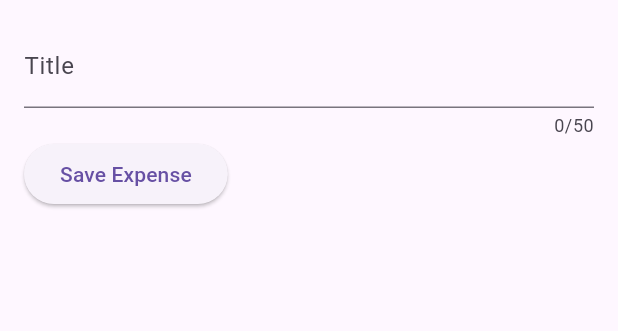
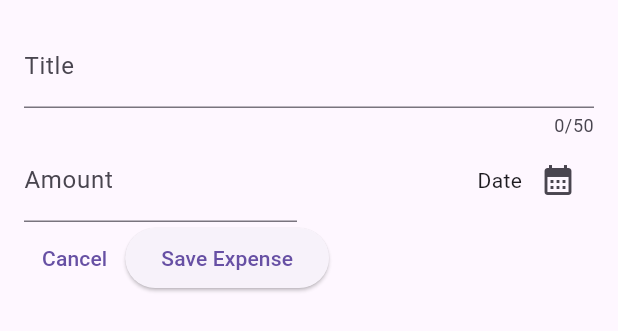
Before and after one commit to kaaoaa505/Flutter_The_Complete_Guide, a Flutter app: the NewExpenseScreen widget shown alone on an empty page, opened directly, on a phone screen of 412 x 824 dp. Shown: the top 331 px of the screen. Run offline on Flutter 3.47's test engine with Material 3 defaults, Android fonts, the phone set to English and light mode, and no system bars; our stand-ins replace google_fonts.

Commit message:
Add amount input field and date picker to NewExpenseScreen

```diff
--- a/p05_expense_tracker_app/lib/expenses/new_expense_screen.dart
+++ b/p05_expense_tracker_app/lib/expenses/new_expense_screen.dart
@@ -9,6 +9,21 @@ class NewExpenseScreen extends StatefulWidget {
 
 class _NewExpenseScreenState extends State<NewExpenseScreen> {
   final _titleController = TextEditingController();
+  final _amountController = TextEditingController();
+
+  void _datePicker() {
+    final now = DateTime.now();
+
+    showDatePicker(context: context, firstDate: DateTime(now.year - 5), lastDate: DateTime(now.year + 5));
+  }
+
+  @override
+  void dispose() {
+    super.dispose();
+
+    _titleController.dispose();
+    _amountController.dispose();
+  }
 
   @override
   Widget build(BuildContext context) {
@@ -23,9 +38,44 @@ class _NewExpenseScreenState extends State<NewExpenseScreen> {
           ),
           Row(
             children: [
+              Expanded(
+                child: TextField(
+                  controller: _amountController,
+                  keyboardType: TextInputType.number,
+                  decoration: InputDecoration(
+                    label: Text('Amount'),
+                    prefix: Text('\$'),
+                  ),
+                ),
+              ),
+              SizedBox(width: 16),
+              Expanded(
+                child: Row(
+                  mainAxisAlignment: MainAxisAlignment.end,
+                  crossAxisAlignment: CrossAxisAlignment.center,
+                  children: [
+                    Text('Date'),
+                    IconButton(
+                      onPressed: _datePicker,
+                      icon: Icon(Icons.calendar_month),
+                    ),
+                  ],
+                ),
+              ),
+            ],
+          ),
+          Row(
+            children: [
+              TextButton(
+                onPressed: () {
+                  Navigator.pop(context);
+                },
+                child: Text('Cancel'),
+              ),
               ElevatedButton(
                 onPressed: () {
                   print(_titleController.text);
+                  print(_amountController.text);
                 },
                 child: Text('Save Expense'),
               ),
```
